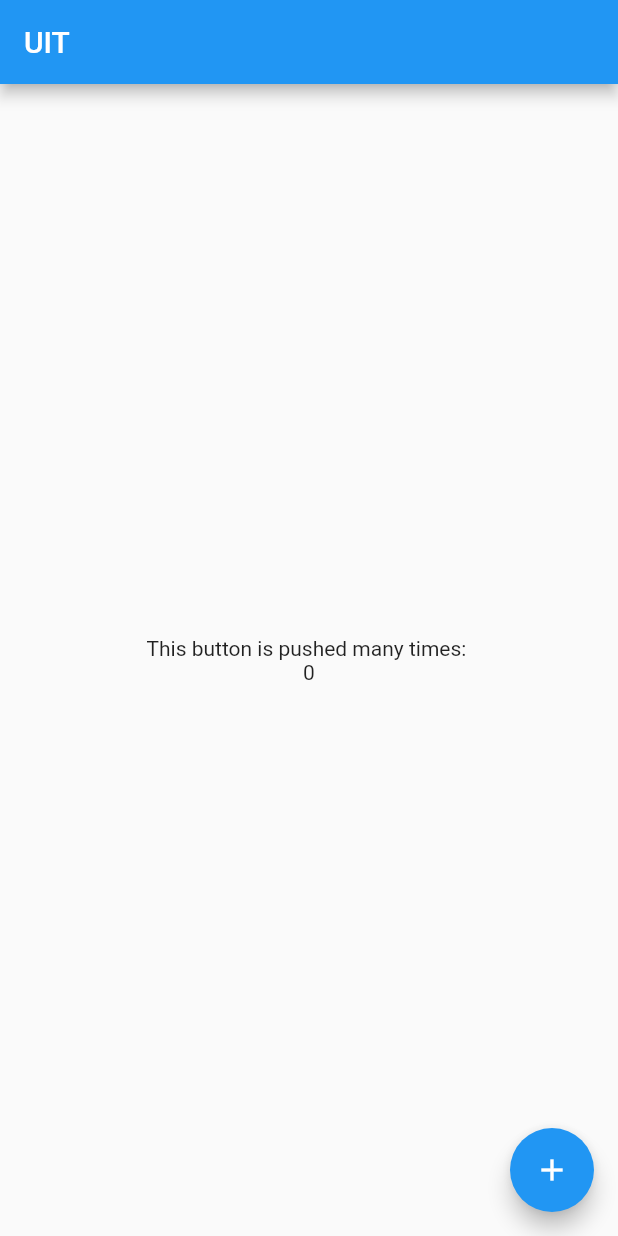
After one commit to ntl22/uit_app, a Flutter app: the screen it shows after launch, on a phone screen of 412 x 824 dp. The commit adds this screen. Run offline on Flutter 3.47's test engine with Material 2 defaults, Android fonts, the phone set to English and light mode, and no system bars.

Commit message:
add homepage template

```diff
--- /dev/null
+++ b/lib/widgets/homepage.dart
@@ -0,0 +1,59 @@
+import 'package:flutter/material.dart';
+
+class MyApp extends StatelessWidget {
+  const MyApp({super.key});
+
+  @override
+  Widget build(BuildContext context) {
+    return MaterialApp(
+      title: 'UIT Hackathon',
+      theme: ThemeData(
+        primarySwatch: Colors.blue
+      ),
+      home: const HomePage(title: 'UIT'),
+    );
+  }
+}
+
+class HomePage extends StatefulWidget {
+  final String title;
+
+  const HomePage({super.key, required this.title});
+
+  @override
+  State<HomePage> createState() => _HomePageState();
+}
+
+class _HomePageState extends State<HomePage> {
+  int _counter = 0;
+
+  void _incrementCounter() {
+    setState(() {
+      _counter++;
+    });
+  }
+
+  @override
+  Widget build(BuildContext context) {
+    return Scaffold(
+      appBar: AppBar(
+        title: Text(widget.title),
+      ),
+
+      body: Center(
+        child: Column(
+          mainAxisAlignment: MainAxisAlignment.center,
+          children: <Widget>[
+            const Text('This button is pushed many times: '),
+            Text('$_counter')
+          ],
+        )
+      ),
+      floatingActionButton: FloatingActionButton(
+        onPressed: _incrementCounter,
+        tooltip: 'Increment',
+        child: const Icon(Icons.add),
+      )
+    );
+  }
+}
```
Also changed, not shown: lib/main.dart (+2 -113 lines), 1 other file.
